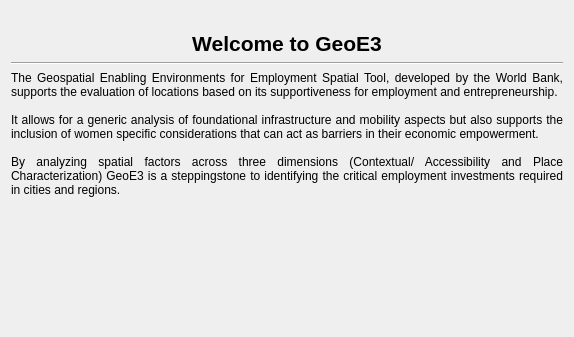
worldbank/GEEST, file geest/ui/intro_panel_base.ui: the form before one commit; both pictures show x 0 to 574 and y 0 to 337 of the 574 by 848 pixel window.
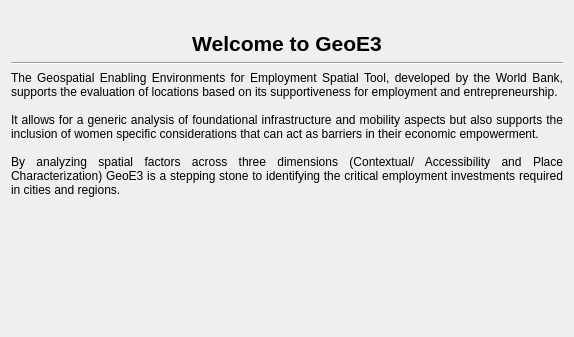
The form after the commit. Icons and pictures are not drawn.

What changed in the file:
```diff
--- a/geest/ui/intro_panel_base.ui
+++ b/geest/ui/intro_panel_base.ui
@@ -131,7 +131,7 @@
 
 It allows for a generic analysis of foundational infrastructure and mobility aspects but also supports the inclusion of women specific considerations that can act as barriers in their economic empowerment.
 
-By analyzing spatial factors across three dimensions (Contextual/ Accessibility and Place Characterization) GeoE3 is a steppingstone to identifying the critical employment investments required in cities and regions.</string>
+By analyzing spatial factors across three dimensions (Contextual/ Accessibility and Place Characterization) GeoE3 is a stepping stone to identifying the critical employment investments required in cities and regions.</string>
          </property>
          <property name="textFormat">
           <enum>Qt::MarkdownText</enum>
```
